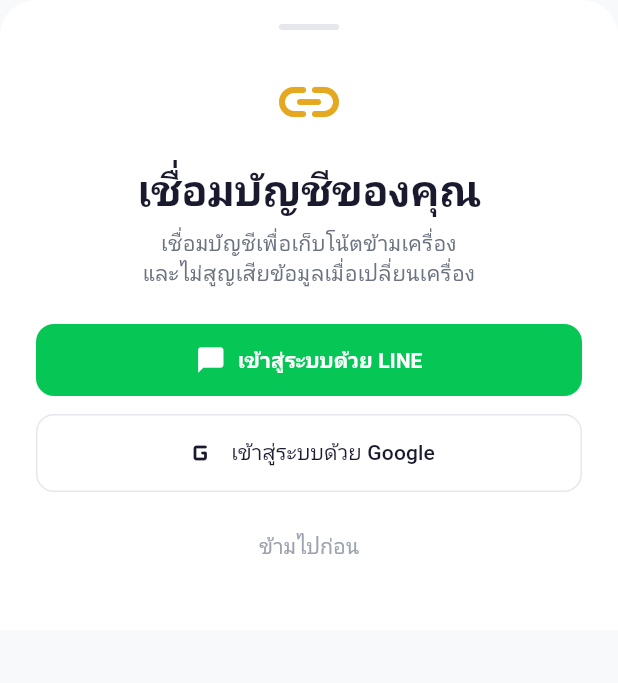
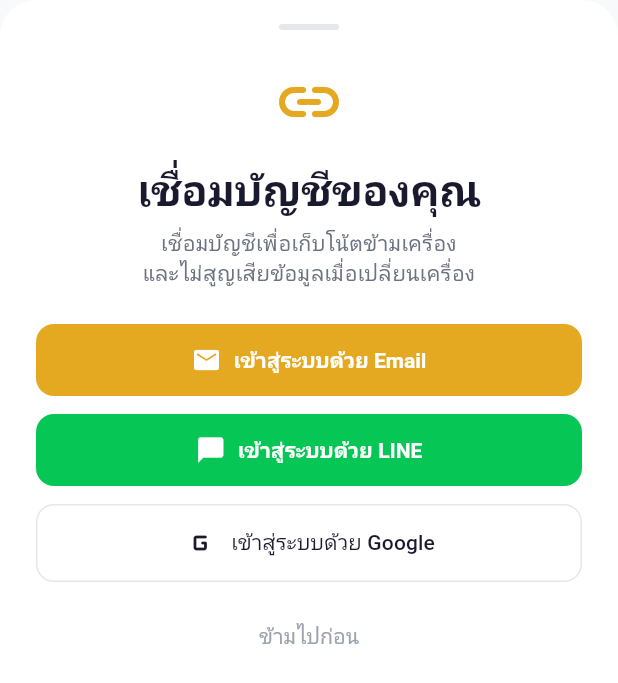
Before and after one commit to patcharaph/JodSi, a Flutter app: the LinkAccountSheet widget shown alone on an empty page, opened directly, on a phone screen of 412 x 824 dp. Shown: the top 683 px of the screen. Run offline on Flutter 3.47's test engine with Material 3 defaults, Android fonts, the phone set to English and light mode, and no system bars; our stand-ins replace flutter_riverpod, gap, go_router, google_fonts, shared_preferences, supabase_flutter and 1 more; missing offline and left inert: record; accounts and stored records are empty; network calls fail; project files that could hold a hidden picture were left out.

Commit message:
feat: add email/password sign-in for admin login
- Add signInWithEmail method to AuthService
- Add email/password form in LinkAccountSheet
- Add l10n strings for email login UI
- Allows admin to sign in with adminjodsi@jodsi.com

```diff
--- a/lib/core/l10n/app_localizations.dart
+++ b/lib/core/l10n/app_localizations.dart
@@ -117,6 +117,15 @@
   String get loginWithGoogle =>
       _t('เข้าสู่ระบบด้วย Google', 'Sign in with Google');
   String get skipForNow => _t('ข้ามไปก่อน', 'Skip for now');
+  String get loginWithEmail =>
+      _t('เข้าสู่ระบบด้วย Email', 'Sign in with Email');
+  String get emailLabel => _t('อีเมล', 'Email');
+  String get passwordLabel => _t('รหัสผ่าน', 'Password');
+  String get emailPasswordRequired =>
+      _t('กรุณากรอกอีเมลและรหัสผ่าน', 'Please enter email and password');
+  String emailLoginError(String e) =>
+      _t('เข้าสู่ระบบไม่สำเร็จ: $e', 'Sign in failed: $e');
+  String get back => _t('กลับ', 'Back');
   String lineLoginError(String e) =>
       _t('LINE Login ยังไม่พร้อมใช้งาน: $e', 'LINE Login not available: $e');
   String googleLoginError(String e) =>
--- a/lib/data/services/auth_service.dart
+++ b/lib/data/services/auth_service.dart
@@ -21,6 +21,16 @@
     if (!isAuthenticated) {
       await signInAnonymously();
     }
+  }
+
+  Future<AuthResponse> signInWithEmail({
+    required String email,
+    required String password,
+  }) async {
+    return await _client.auth.signInWithPassword(
+      email: email,
+      password: password,
+    );
   }
 
   Future<AuthResponse> linkWithGoogle() async {
--- a/lib/ui/widgets/link_account_sheet.dart
+++ b/lib/ui/widgets/link_account_sheet.dart
@@ -5,7 +5,7 @@
 import '../../providers/locale_provider.dart';
 import 'package:gap/gap.dart';
 
-class LinkAccountSheet extends ConsumerWidget {
+class LinkAccountSheet extends ConsumerStatefulWidget {
   const LinkAccountSheet({super.key});
 
   static Future<void> show(BuildContext context) {
@@ -18,7 +18,27 @@
   }
 
   @override
-  Widget build(BuildContext context, WidgetRef ref) {
+  ConsumerState<LinkAccountSheet> createState() => _LinkAccountSheetState();
+}
+
+class _LinkAccountSheetState extends ConsumerState<LinkAccountSheet> {
+  final _emailController = TextEditingController();
+  final _passwordController = TextEditingController();
+  bool _showEmailForm = false;
+  bool _isLoading = false;
+  String? _errorText;
+
+  @override
+  void dispose() {
+    _emailController.dispose();
+    _passwordController.dispose();
+    super.dispose();
+  }
+
+  @override
+  Widget build(BuildContext context) {
+    final l10n = ref.read(localeProvider);
+
     return Container(
       decoration: const BoxDecoration(
         color: AppTheme.surfaceColor,
@@ -50,16 +70,100 @@
           ),
           const Gap(16),
           Text(
-            ref.read(localeProvider).linkAccountTitle,
+            l10n.linkAccountTitle,
             style: Theme.of(context).textTheme.headlineMedium,
           ),
           const Gap(8),
           Text(
-            ref.read(localeProvider).linkAccountDesc,
+            l10n.linkAccountDesc,
             textAlign: TextAlign.center,
             style: Theme.of(context).textTheme.bodyMedium,
           ),
           const Gap(24),
+
+          if (_showEmailForm) ...[
+            // Email/Password form
+            TextField(
+              controller: _emailController,
+              keyboardType: TextInputType.emailAddress,
+              decoration: InputDecoration(
+                labelText: l10n.emailLabel,
+                prefixIcon: const Icon(Icons.email_rounded),
+                border: OutlineInputBorder(
+                  borderRadius: BorderRadius.circular(12),
+                ),
+                focusedBorder: OutlineInputBorder(
+                  borderRadius: BorderRadius.circular(12),
+                  borderSide: const BorderSide(
+                      color: AppTheme.primaryColor, width: 2),
+                ),
+              ),
+            ),
+            const Gap(12),
+            TextField(
+              controller: _passwordController,
+              obscureText: true,
+              decoration: InputDecoration(
+                labelText: l10n.passwordLabel,
+                prefixIcon: const Icon(Icons.lock_rounded),
+                border: OutlineInputBorder(
+                  borderRadius: BorderRadius.circular(12),
+                ),
+                focusedBorder: OutlineInputBorder(
+                  borderRadius: BorderRadius.circular(12),
+                  borderSide: const BorderSide(
+                      color: AppTheme.primaryColor, width: 2),
+                ),
+              ),
+            ),
+            if (_errorText != null) ...[
+              const Gap(8),
+              Text(
+                _errorText!,
+                style: const TextStyle(
+                    color: AppTheme.errorColor, fontSize: 13),
+              ),
+            ],
+            const Gap(16),
+            SizedBox(
+              width: double.infinity,
+              child: ElevatedButton(
+                onPressed: _isLoading ? null : _signInWithEmail,
+                child: _isLoading
+                    ? const SizedBox(
+                        width: 20,
+                        height: 20,
+                        child: CircularProgressIndicator(
+                          strokeWidth: 2,
+                          color: Colors.white,
+                        ),
+                      )
+                    : Text(l10n.loginWithEmail),
+              ),
+            ),
+            const Gap(8),
+            TextButton(
+              onPressed: () => setState(() {
+                _showEmailForm = false;
+                _errorText = null;
+              }),
+              child: Text(l10n.back,
+                  style: const TextStyle(color: AppTheme.textTertiary)),
+            ),
+          ] else ...[
+            // Email Login button
+            SizedBox(
+              width: double.infinity,
+              child: ElevatedButton.icon(
+                onPressed: () => setState(() => _showEmailForm = true),
+                style: ElevatedButton.styleFrom(
+                  padding: const EdgeInsets.symmetric(vertical: 14),
+                ),
+                icon: const Icon(Icons.email_rounded, size: 20),
+                label: Text(l10n.loginWithEmail),
+              ),
+            ),
+            const Gap(12),
 
             // LINE Login
             SizedBox(
@@ -72,7 +176,7 @@
                   padding: const EdgeInsets.symmetric(vertical: 14),
                 ),
                 icon: const Icon(Icons.chat_bubble_rounded, size: 20),
-              label: Text(ref.read(localeProvider).loginWithLine),
+                label: Text(l10n.loginWithLine),
               ),
             ),
             const Gap(12),
@@ -89,7 +193,7 @@
                 icon: const Icon(Icons.g_mobiledata_rounded,
                     size: 24, color: AppTheme.textPrimary),
                 label: Text(
-                ref.read(localeProvider).loginWithGoogle,
+                  l10n.loginWithGoogle,
                   style: TextStyle(color: AppTheme.textPrimary),
                 ),
               ),
@@ -100,14 +204,43 @@
             TextButton(
               onPressed: () => Navigator.pop(context),
               child: Text(
-              ref.read(localeProvider).skipForNow,
+                l10n.skipForNow,
                 style: const TextStyle(color: AppTheme.textTertiary),
               ),
             ),
+          ],
           const Gap(8),
         ],
       ),
     );
+  }
+
+  Future<void> _signInWithEmail() async {
+    final email = _emailController.text.trim();
+    final password = _passwordController.text;
+    if (email.isEmpty || password.isEmpty) {
+      setState(() => _errorText = ref.read(localeProvider).emailPasswordRequired);
+      return;
+    }
+
+    setState(() {
+      _isLoading = true;
+      _errorText = null;
+    });
+
+    try {
+      await ref.read(authServiceProvider).signInWithEmail(
+            email: email,
+            password: password,
+          );
+      if (mounted) Navigator.pop(context);
+    } catch (e) {
+      if (mounted) {
+        setState(() => _errorText = ref.read(localeProvider).emailLoginError(e.toString()));
+      }
+    } finally {
+      if (mounted) setState(() => _isLoading = false);
+    }
   }
 
   void _linkLine(BuildContext context, WidgetRef ref) async {
```
Lines whose indentation alone changed are shown as unchanged.
